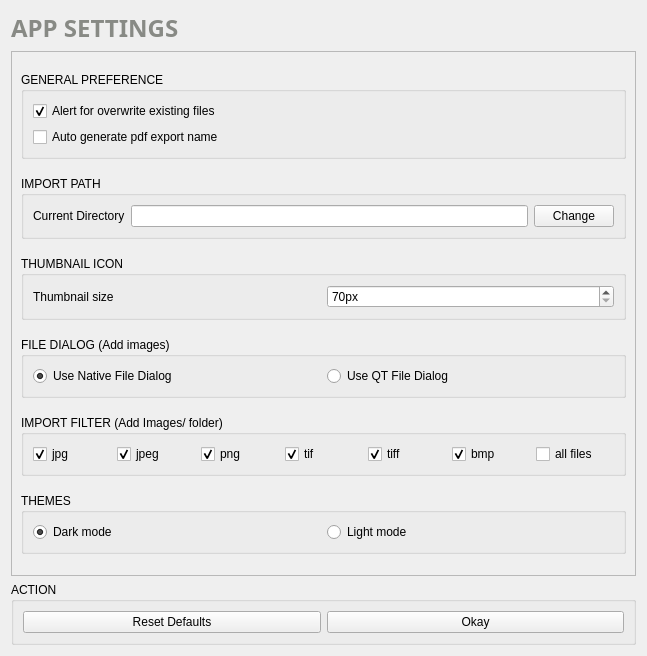
rishabh3354/JPG2PDF, file src/app_setting.ui: the form before one commit.
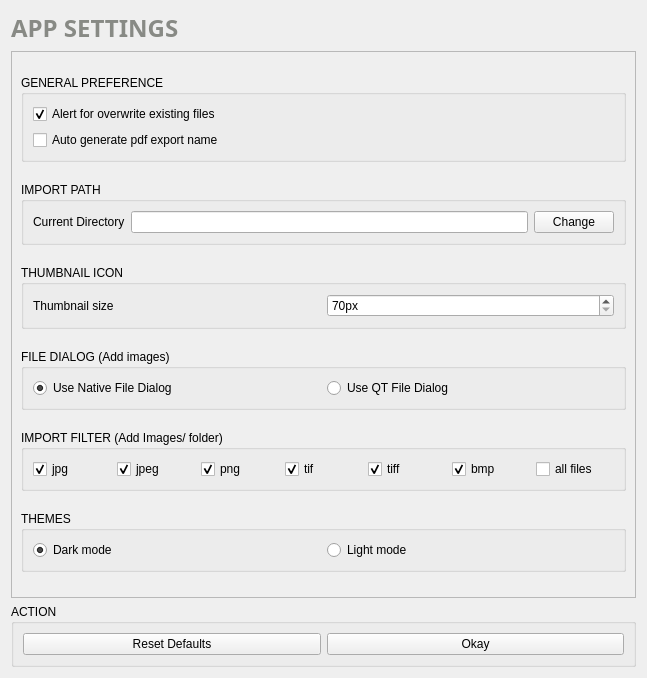
The form after the commit. Icons and pictures are not drawn.

```diff
--- a/src/app_setting.ui
+++ b/src/app_setting.ui
@@ -7,7 +7,7 @@
     <x>0</x>
     <y>0</y>
     <width>647</width>
-    <height>656</height>
+    <height>678</height>
    </rect>
   </property>
   <property name="windowTitle">
@@ -56,7 +56,7 @@
         <x>0</x>
         <y>0</y>
         <width>627</width>
-        <height>505</height>
+        <height>527</height>
        </rect>
       </property>
       <layout class="QVBoxLayout" name="verticalLayout">
```
